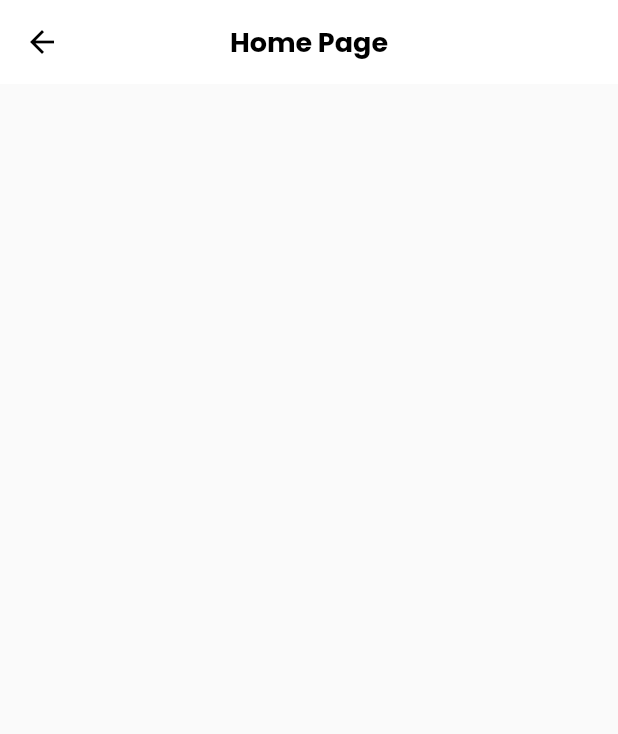
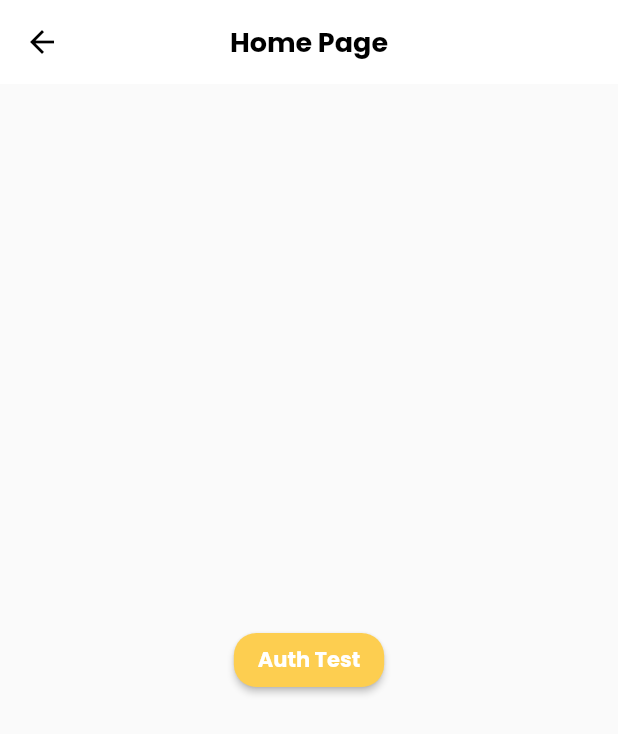
Before and after one commit to vinibressanini/dartweek_fwc, a Flutter app: the HomePage screen opened by its route, on a phone screen of 412 x 824 dp. Shown: the top 734 px of the screen. Run offline on Flutter 3.47's test engine with Material 2 defaults, Android fonts, the phone set to English and light mode, and no system bars; our stand-ins replace dio, loading_animation_widget, shared_preferences, top_snackbar_flutter; missing offline and left inert: flutter_getit, validatorless; accounts and stored records are empty.

Commit message:
feat: Custom Dio sending access token with interceptor

```diff
--- a/lib/app/core/rest/custom_dio.dart
+++ b/lib/app/core/rest/custom_dio.dart
@@ -1,22 +1,28 @@
+import 'package:dartweek_fwc/app/core/rest/interceptors/auth_interceptor.dart';
 import 'package:dio/dio.dart';
 import 'package:dio/native_imp.dart';
 
 import '../config/env/env.dart';
 
 class CustomDio extends DioForNative {
+  final _authInterceptor = AuthInterceptor();
+
   CustomDio()
       : super(BaseOptions(
             baseUrl: Env.instance['backend_base_url'] ?? '',
             connectTimeout: 5000,
             receiveTimeout: 60000)) {
-    interceptors.add(LogInterceptor(requestBody: true, responseBody: true));
+    interceptors.add(LogInterceptor(
+        requestBody: true, responseBody: true, responseHeader: true));
   }
 
   CustomDio auth() {
+    interceptors.add(_authInterceptor);
     return this;
   }
 
   CustomDio unAuth() {
+    interceptors.remove(_authInterceptor);
     return this;
   }
 }
--- a/lib/app/pages/home/home_page.dart
+++ b/lib/app/pages/home/home_page.dart
@@ -1,4 +1,10 @@
+import 'package:dartweek_fwc/app/core/ui/styles/button_styles.dart';
+import 'package:dartweek_fwc/app/core/ui/styles/text_styles.dart';
 import 'package:flutter/material.dart';
+import 'package:flutter_getit/flutter_getit.dart';
+
+import '../../core/rest/custom_dio.dart';
+import '../../core/ui/widgets/button.dart';
 
 class HomePage extends StatelessWidget {
   const HomePage({super.key});
@@ -9,7 +15,16 @@ class HomePage extends StatelessWidget {
       appBar: AppBar(
         title: const Text('Home Page'),
       ),
-      body: Container(),
+      body: Center(
+        child: Button(
+          label: 'Auth Test',
+          labelStyle: context.textStyles.textPrimaryFontBold,
+          style: context.buttonStyles.yellowButton,
+          onPressed: () {
+            context.get<CustomDio>().auth().get('/api/me');
+          },
+        ),
+      ),
     );
   }
 }
```
Also changed, not shown: lib/app/core/rest/interceptors/auth_interceptor.dart (added, +15 -0 lines).
